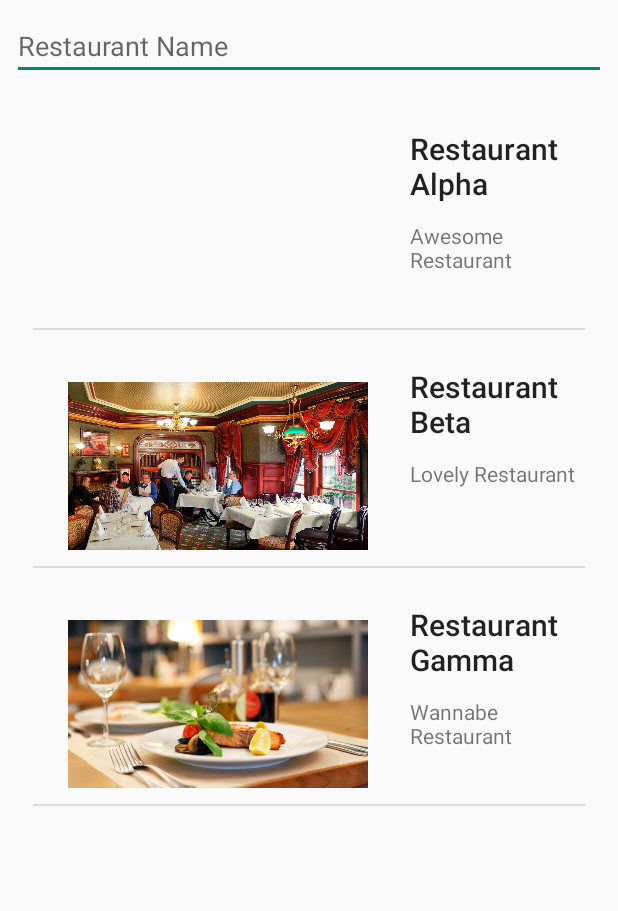
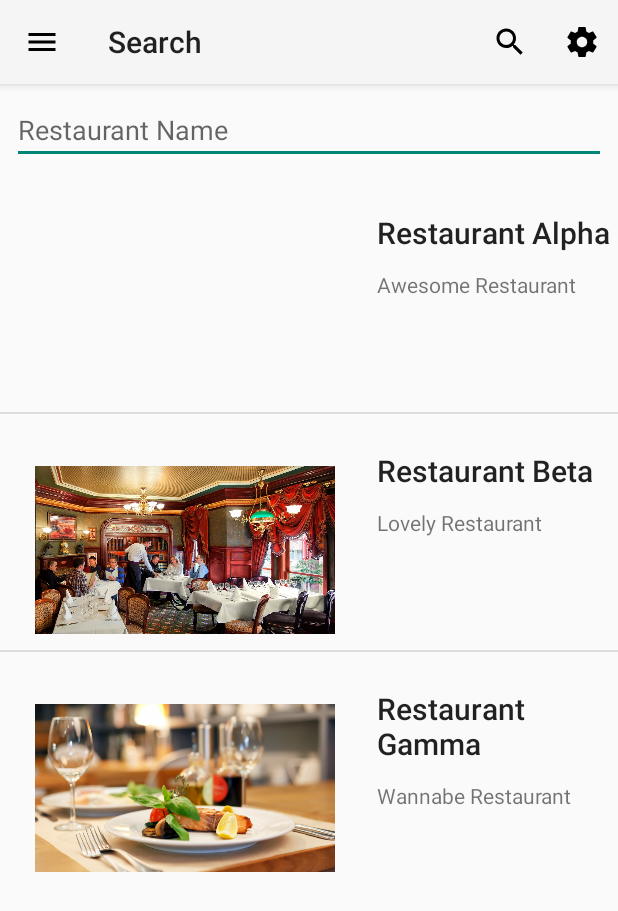
Before and after one commit to PoomSmart/MUDining-Mobile, an Android app: the screen it shows after launch (SearchActivity), after a tap on "RECOMMEND", on a phone screen of 412 x 824 dp. Shown: the top 911 px of the screen. Run offline under Robolectric (Android 15) with nearby library versions, the phone set to English and light mode, and no system bars; our stand-ins replace Room's generated code, RxJava.

Commit message:
[Add] Search Menu Layout

```diff
--- a/app/src/main/java/com/untitled/untitledapk/MainActivity.java
+++ b/app/src/main/java/com/untitled/untitledapk/MainActivity.java
@@ -5,6 +5,7 @@ import android.content.Context;
 import android.content.Intent;
 import android.os.AsyncTask;
 import android.os.Bundle;
+import android.support.annotation.RequiresPermission;
 import android.support.design.widget.NavigationView;
 import android.support.v4.widget.DrawerLayout;
 import android.support.v7.app.ActionBar;
@@ -46,7 +47,7 @@ public class MainActivity extends AppCompatActivity {
                     startActivity(new Intent(this, MainActivity.class));
                     return true;
                 case R.id.nav_search:
-                    startActivity(new Intent(this, SearchActivity.class));
+                    new ReadDatabasesTask().execute();
                     return true;
                 case R.id.nav_preferences:
                     startActivity(new Intent(this, SetPreferenceActivity.class));
--- a/app/src/main/java/com/untitled/untitledapk/SearchActivity.java
+++ b/app/src/main/java/com/untitled/untitledapk/SearchActivity.java
@@ -1,11 +1,18 @@
 package com.untitled.untitledapk;
 
-import android.content.Context;
 import android.content.Intent;
+import android.support.design.widget.NavigationView;
+import android.support.v4.view.GravityCompat;
+import android.support.v4.widget.DrawerLayout;
+import android.support.v7.app.ActionBar;
 import android.support.v7.app.AppCompatActivity;
 import android.os.Bundle;
+import android.support.v7.widget.Toolbar;
 import android.text.Editable;
 import android.text.TextWatcher;
+import android.view.Menu;
+import android.view.MenuInflater;
+import android.view.MenuItem;
 import android.widget.EditText;
 import android.widget.ListView;
 
@@ -19,6 +26,7 @@ public class SearchActivity extends AppCompatActivity {
     private List<Restaurant> restaurants;
     private EditText textQuery;
     private RestaurantListAdapter restaurantListAdapter;
+    private DrawerLayout mDrawerLayout;
 
     @Override
     protected void onCreate(Bundle savedInstanceState) {
@@ -27,6 +35,31 @@ public class SearchActivity extends AppCompatActivity {
 
         restaurantList = findViewById(R.id.liRestaurant);
         textQuery = findViewById(R.id.etSearch);
+        mDrawerLayout = findViewById(R.id.layoutDrawer);
+
+        Toolbar toolbar = findViewById(R.id.toolbar);
+        setSupportActionBar(toolbar);
+        ActionBar actionBar = getSupportActionBar();
+        actionBar.setDisplayHomeAsUpEnabled(true);
+        actionBar.setHomeAsUpIndicator(R.drawable.ic_menu);
+
+        NavigationView navigationView = findViewById(R.id.nav_view);
+        navigationView.setNavigationItemSelectedListener(item -> {
+            item.setChecked(true);
+            mDrawerLayout.closeDrawers();
+            switch (item.getItemId()) {
+                case R.id.nav_home:
+                    startActivity(new Intent(this, MainActivity.class));
+                    return true;
+                case R.id.nav_search:
+                    return true;
+                case R.id.nav_preferences:
+                    startActivity(new Intent(this, SetPreferenceActivity.class));
+                    return true;
+                default:
+                    return true;
+            }
+        });
 
         // Need restaurants list as intent extras from previous activity
         restaurants = (List<Restaurant>) getIntent().getExtras().get("restaurants");
@@ -49,4 +82,20 @@ public class SearchActivity extends AppCompatActivity {
             }
         });
     }
+
+    @Override
+    public boolean onOptionsItemSelected(MenuItem item) {
+        switch (item.getItemId()) {
+            case android.R.id.home:
+                mDrawerLayout.openDrawer(GravityCompat.START);
+                return true;
+        }
+        return super.onOptionsItemSelected(item);
+    }
+
+    public boolean onCreateOptionsMenu(Menu menu) {
+        MenuInflater inflater = getMenuInflater();
+        inflater.inflate(R.menu.search_menu, menu);
+        return true;
+    }
 }
--- a/app/src/main/res/layout/activity_recommend.xml
+++ b/app/src/main/res/layout/activity_recommend.xml
@@ -16,6 +16,7 @@
             android:id="@+id/toolbar"
             android:layout_width="match_parent"
             android:layout_height="?attr/actionBarSize"
+            android:elevation="4dp"
             android:background="?attr/colorPrimary"
             android:theme="@style/ThemeOverlay.AppCompat.ActionBar" />
 
@@ -41,6 +42,7 @@
         android:layout_width="wrap_content"
         android:layout_height="match_parent"
         android:layout_gravity="start"
+        android:elevation="16dp"
         android:fitsSystemWindows="true"
         app:menu="@menu/drawer_view" />
 
--- a/app/src/main/res/layout/activity_search.xml
+++ b/app/src/main/res/layout/activity_search.xml
@@ -1,10 +1,25 @@
 <?xml version="1.0" encoding="utf-8"?>
-<android.support.constraint.ConstraintLayout xmlns:android="http://schemas.android.com/apk/res/android"
+<android.support.v4.widget.DrawerLayout xmlns:android="http://schemas.android.com/apk/res/android"
     xmlns:app="http://schemas.android.com/apk/res-auto"
     xmlns:tools="http://schemas.android.com/tools"
+    android:id="@+id/layoutDrawer"
     android:layout_width="match_parent"
     android:layout_height="match_parent"
     tools:context="com.untitled.untitledapk.SearchActivity">
+
+    <android.support.constraint.ConstraintLayout
+        android:id="@+id/layoutContent"
+        android:layout_width="match_parent"
+        android:layout_height="match_parent">
+
+        <android.support.v7.widget.Toolbar
+            android:id="@+id/toolbar"
+            android:layout_width="match_parent"
+            android:layout_height="?attr/actionBarSize"
+            android:background="?attr/colorPrimary"
+            android:elevation="4dp"
+            android:theme="@style/ThemeOverlay.AppCompat.ActionBar"
+            app:popupTheme="@style/ThemeOverlay.AppCompat.Light" />
 
         <EditText
             android:id="@+id/etSearch"
@@ -18,14 +33,27 @@
             android:inputType="textPersonName"
             app:layout_constraintEnd_toEndOf="parent"
             app:layout_constraintStart_toStartOf="parent"
-        app:layout_constraintTop_toTopOf="parent" />
+            app:layout_constraintTop_toBottomOf="@+id/toolbar" />
 
         <ListView
             android:id="@+id/liRestaurant"
-        android:layout_width="368dp"
-        android:layout_height="495dp"
+            android:layout_width="wrap_content"
+            android:layout_height="wrap_content"
             android:layout_marginTop="8dp"
+            app:layout_constraintHorizontal_bias="0.0"
             app:layout_constraintLeft_toLeftOf="parent"
             app:layout_constraintRight_toRightOf="parent"
             app:layout_constraintTop_toBottomOf="@+id/etSearch" />
+
     </android.support.constraint.ConstraintLayout>
+
+    <android.support.design.widget.NavigationView
+        android:id="@+id/nav_view"
+        android:layout_width="wrap_content"
+        android:layout_height="match_parent"
+        android:layout_gravity="start"
+        android:elevation="16dp"
+        android:fitsSystemWindows="true"
+        app:menu="@menu/drawer_view" />
+
+</android.support.v4.widget.DrawerLayout>
--- /dev/null
+++ b/app/src/main/res/menu/search_menu.xml
@@ -0,0 +1,18 @@
+<menu xmlns:app="http://schemas.android.com/apk/res-auto"
+    xmlns:android="http://schemas.android.com/apk/res/android" >
+
+    <!-- "Mark Favorite", should appear as action button if possible -->
+    <item
+        android:id="@+id/action_search"
+        android:icon="@drawable/ic_search"
+        android:title="Search"
+        app:showAsAction="ifRoom" />
+
+    <!-- Settings, should always be in the overflow -->
+    <item android:id="@+id/action_settings"
+        android:icon="@drawable/ic_settings"
+        android:title="Setting"
+        app:showAsAction="ifRoom
+"/>
+
+</menu>
```
Lines whose indentation alone changed are shown as unchanged.
